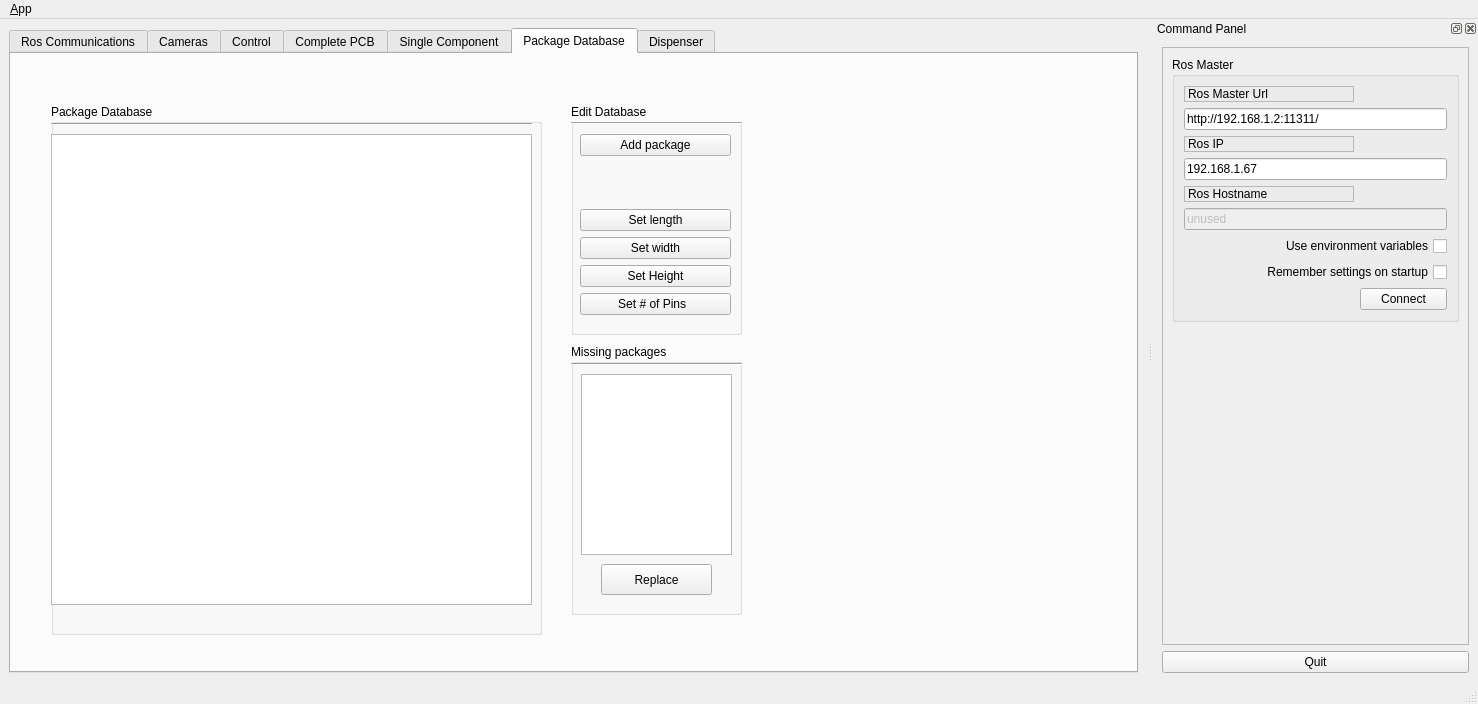
Qt form pap_gui/ui/main_window.ui (JohanVer/PAP2015) before a commit.
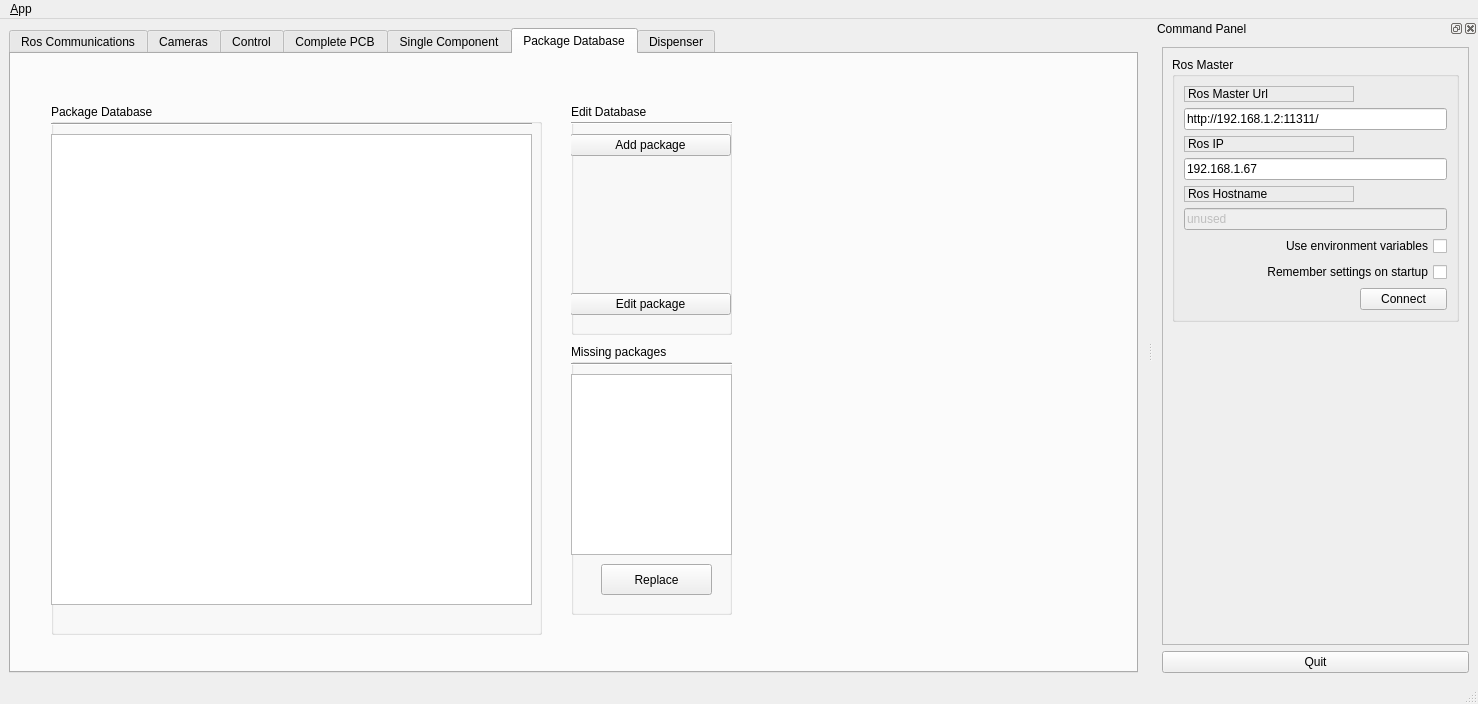
The same form after that commit. Icons and pictures are not drawn. Custom widgets are drawn as their Qt base class.

Commit message: New add package function with dialog implemented

Patch:
```diff
--- a/pap_gui/ui/main_window.ui
+++ b/pap_gui/ui/main_window.ui
@@ -3846,7 +3846,7 @@
          <rect>
           <x>560</x>
           <y>50</y>
-          <width>171</width>
+          <width>161</width>
           <height>231</height>
          </rect>
         </property>
@@ -3869,9 +3869,9 @@
         <widget class="QWidget" name="verticalLayoutWidget_17">
          <property name="geometry">
           <rect>
-           <x>9</x>
+           <x>-1</x>
            <y>30</y>
-           <width>151</width>
+           <width>161</width>
            <height>181</height>
           </rect>
          </property>
@@ -3899,28 +3899,7 @@
           <item>
            <widget class="QPushButton" name="pushButton_5">
             <property name="text">
-             <string>Set length</string>
-            </property>
-           </widget>
-          </item>
-          <item>
-           <widget class="QPushButton" name="pushButton_6">
-            <property name="text">
-             <string>Set width</string>
-            </property>
-           </widget>
-          </item>
-          <item>
-           <widget class="QPushButton" name="pushButton_3">
-            <property name="text">
-             <string>Set Height</string>
-            </property>
-           </widget>
-          </item>
-          <item>
-           <widget class="QPushButton" name="pushButton_8">
-            <property name="text">
-             <string>Set # of Pins  </string>
+             <string>Edit package</string>
             </property>
            </widget>
           </item>
@@ -3932,7 +3911,7 @@
          <rect>
           <x>560</x>
           <y>290</y>
-          <width>171</width>
+          <width>161</width>
           <height>271</height>
          </rect>
         </property>
@@ -3955,9 +3934,9 @@
         <widget class="QTableWidget" name="missingPackageTableWidget">
          <property name="geometry">
           <rect>
-           <x>10</x>
+           <x>0</x>
            <y>30</y>
-           <width>151</width>
+           <width>161</width>
            <height>181</height>
           </rect>
          </property>
```
Left out of the diff: 6 changed lines with no effect on the pictures. The commit also changes 7 other files.
